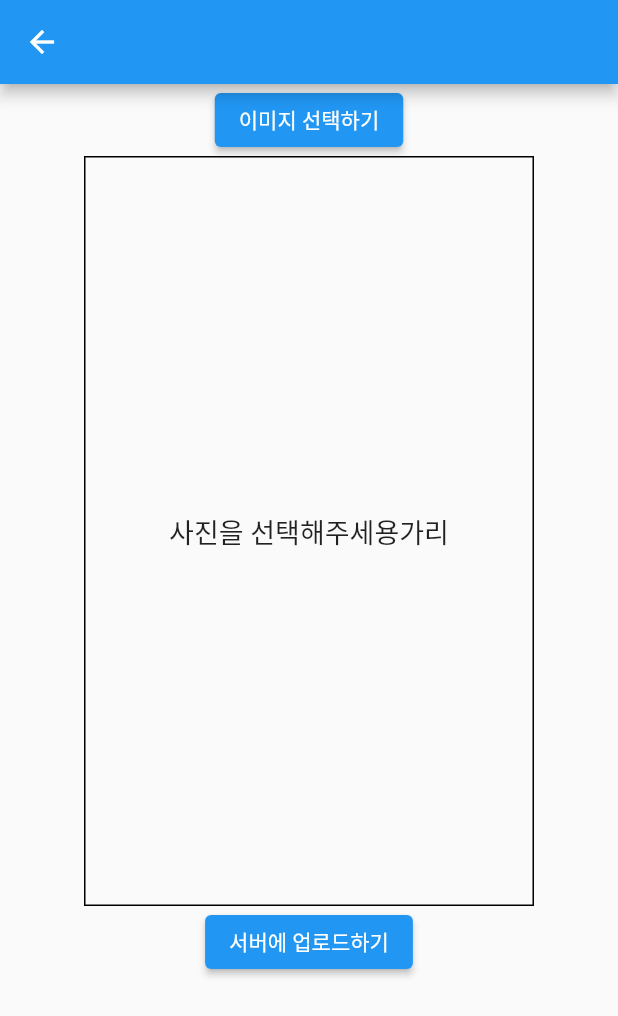
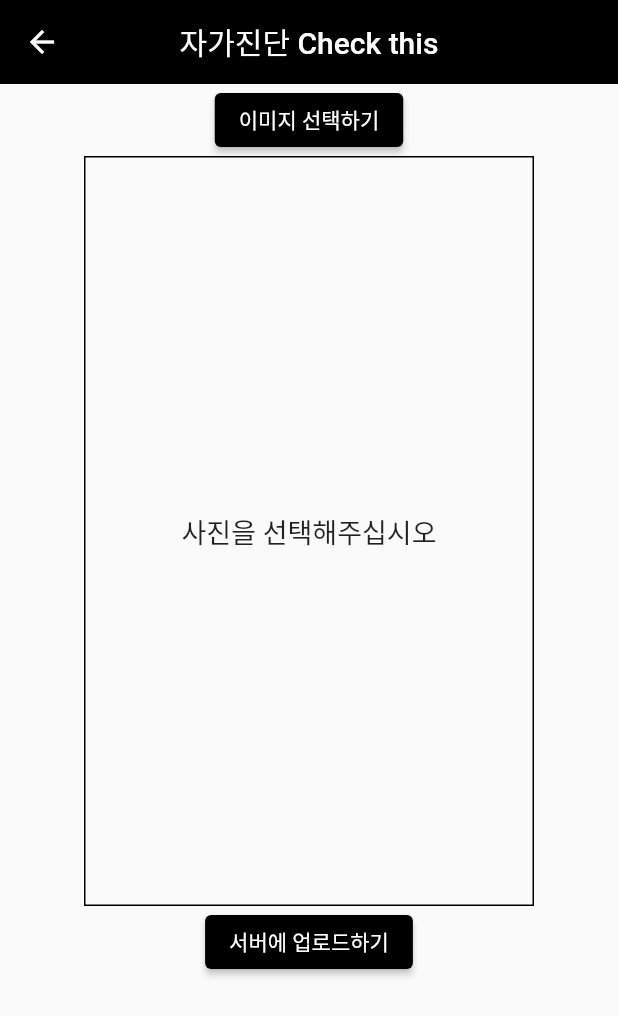
Before and after one commit to 9somang/Check-this-out_app, a Flutter app: the CheckPage screen opened directly, on a phone screen of 412 x 824 dp. Shown: the top 1016 px of the screen. Run offline on Flutter 3.47's test engine with Material 2 defaults, Android fonts, the phone set to English and light mode, and no system bars; our stand-ins replace dio, fluttertoast, get, image_picker, qr_flutter; network calls fail; Roboto replaces fonts that are missing (Jua).

Commit message:
Ui Update

```diff
--- a/lib/check.dart
+++ b/lib/check.dart
@@ -54,7 +54,12 @@ class _CheckpageState extends State<CheckPage>{
   Widget build(BuildContext context) {
 
     return Scaffold(
-      appBar: AppBar(),
+      appBar: AppBar(
+        backgroundColor: Colors.black,
+        title: Text('자가진단 Check this'),
+        centerTitle: true,
+        elevation: 0.0,
+      ),
       body: Center(
         child: Column(
           children: <Widget>[
@@ -77,6 +82,9 @@ class _CheckpageState extends State<CheckPage>{
                 }
               },
               child: Text("이미지 선택하기"),
+              style: ElevatedButton.styleFrom(
+                primary: Colors.black
+              ),
             ),
             _f != null ? Container(
               width: 300,
@@ -96,13 +104,15 @@ class _CheckpageState extends State<CheckPage>{
 
               ),
               child: Text(
-                  '사진을 선택해주세용가리',
+                  '사진을 선택해주십시오',
                   style: TextStyle(
                     height: 18,
                   fontSize: 18.0,
                   ),
                   textAlign: TextAlign.center,
+
               ),
+
             ),
 
             ElevatedButton(
@@ -120,6 +130,9 @@ class _CheckpageState extends State<CheckPage>{
                 }
             },
               child: Text("서버에 업로드하기"),
+              style: ElevatedButton.styleFrom(
+                  primary: Colors.black
+              ),
             ),
           ],
         ),
--- a/lib/main.dart
+++ b/lib/main.dart
@@ -11,7 +11,7 @@ class MyApp extends StatelessWidget{
   Widget build(BuildContext context) {
     return GetMaterialApp(
       theme: ThemeData(fontFamily: 'Jua'),
-      home: LoginPage(), // 테스트시 이곳 바꾸면 됨.. LoginPage 또는 Homepage
+      home: HomePage(), // 테스트시 이곳 바꾸면 됨.. LoginPage 또는 Homepage
     );
 
   }
--- a/lib/userinfo.dart
+++ b/lib/userinfo.dart
@@ -11,7 +11,7 @@ class UserInfo extends StatelessWidget {
       appBar: AppBar(
         centerTitle: true,
         title: Text('회원 정보 보기'),
-        backgroundColor: Colors.indigo,
+        backgroundColor: Colors.black,
       ),
       body: Container(
         child: Center(
```
Also changed, not shown: lib/checkpage.dart (+1 -8 lines), lib/homepage.dart (+5 -5 lines), lib/user/Login.dart (+17 -16 lines), lib/user/join.dart (+14 -17 lines), assets/image/로고한영배경제거.png (added), assets/image/시그니처_가로_배경제거.png (added).
